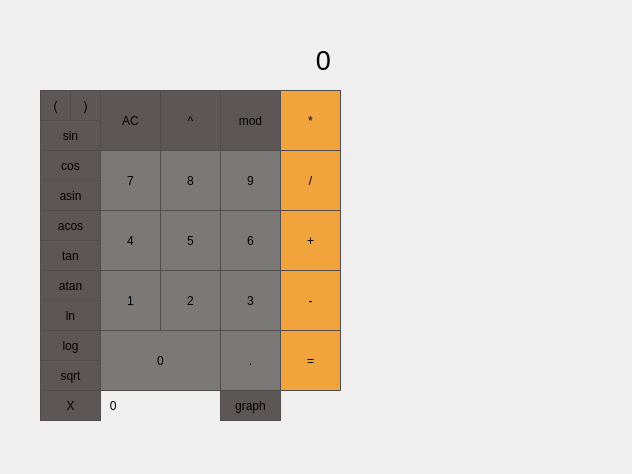
Qt form smart_calc_qt/mainwindow.ui (zzzhenekkk/smartcalc) before a commit.
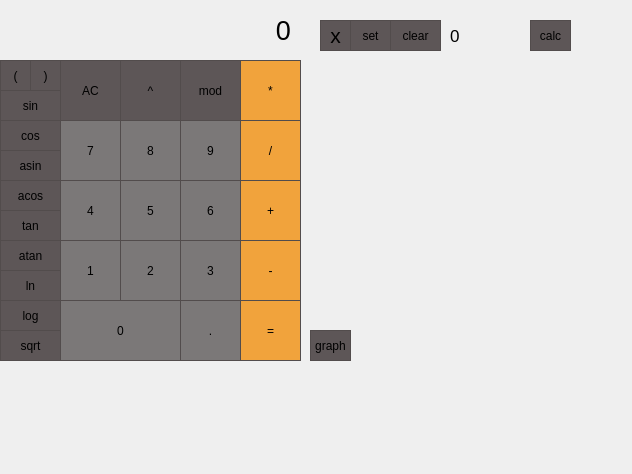
The same form after that commit.

Commit message: тестим одну фигню calc с x

Diff of the .ui file:
```diff
--- a/smart_calc_qt/mainwindow.ui
+++ b/smart_calc_qt/mainwindow.ui
@@ -20,8 +20,8 @@
    <widget class="QLabel" name="result_show">
     <property name="geometry">
      <rect>
-      <x>50</x>
-      <y>30</y>
+      <x>10</x>
+      <y>0</y>
       <width>281</width>
       <height>61</height>
      </rect>
@@ -48,8 +48,8 @@
    <widget class="QPushButton" name="pushButton_ac">
     <property name="geometry">
      <rect>
-      <x>100</x>
-      <y>90</y>
+      <x>60</x>
+      <y>60</y>
       <width>61</width>
       <height>61</height>
      </rect>
@@ -71,8 +71,8 @@
    <widget class="QPushButton" name="pushButton_pow">
     <property name="geometry">
      <rect>
-      <x>160</x>
-      <y>90</y>
+      <x>120</x>
+      <y>60</y>
       <width>61</width>
       <height>61</height>
      </rect>
@@ -94,8 +94,8 @@
    <widget class="QPushButton" name="pushButton_mod">
     <property name="geometry">
      <rect>
-      <x>220</x>
-      <y>90</y>
+      <x>180</x>
+      <y>60</y>
       <width>61</width>
       <height>61</height>
      </rect>
@@ -117,8 +117,8 @@
    <widget class="QPushButton" name="pushButton_mult">
     <property name="geometry">
      <rect>
-      <x>280</x>
-      <y>90</y>
+      <x>240</x>
+      <y>60</y>
       <width>61</width>
       <height>61</height>
      </rect>
@@ -140,8 +140,8 @@
    <widget class="QPushButton" name="pushButton_div">
     <property name="geometry">
      <rect>
-      <x>280</x>
-      <y>150</y>
+      <x>240</x>
+      <y>120</y>
       <width>61</width>
       <height>61</height>
      </rect>
@@ -163,8 +163,8 @@
    <widget class="QPushButton" name="pushButton_7">
     <property name="geometry">
      <rect>
-      <x>100</x>
-      <y>150</y>
+      <x>60</x>
+      <y>120</y>
       <width>61</width>
       <height>61</height>
      </rect>
@@ -186,8 +186,8 @@
    <widget class="QPushButton" name="pushButton_8">
     <property name="geometry">
      <rect>
-      <x>160</x>
-      <y>150</y>
+      <x>120</x>
+      <y>120</y>
       <width>61</width>
       <height>61</height>
      </rect>
@@ -209,8 +209,8 @@
    <widget class="QPushButton" name="pushButton_9">
     <property name="geometry">
      <rect>
-      <x>220</x>
-      <y>150</y>
+      <x>180</x>
+      <y>120</y>
       <width>61</width>
       <height>61</height>
      </rect>
@@ -232,8 +232,8 @@
    <widget class="QPushButton" name="pushButton_1">
     <property name="geometry">
      <rect>
-      <x>100</x>
-      <y>270</y>
+      <x>60</x>
+      <y>240</y>
       <width>61</width>
       <height>61</height>
      </rect>
@@ -255,8 +255,8 @@
    <widget class="QPushButton" name="pushButton_2">
     <property name="geometry">
      <rect>
-      <x>160</x>
-      <y>270</y>
+      <x>120</x>
+      <y>240</y>
       <width>61</width>
       <height>61</height>
      </rect>
@@ -278,8 +278,8 @@
    <widget class="QPushButton" name="pushButton_minus">
     <property name="geometry">
      <rect>
-      <x>280</x>
-      <y>270</y>
+      <x>240</x>
+      <y>240</y>
       <width>61</width>
       <height>61</height>
      </rect>
@@ -301,8 +301,8 @@
    <widget class="QPushButton" name="pushButton_4">
     <property name="geometry">
      <rect>
-      <x>100</x>
-      <y>210</y>
+      <x>60</x>
+      <y>180</y>
       <width>61</width>
       <height>61</height>
      </rect>
@@ -324,8 +324,8 @@
    <widget class="QPushButton" name="pushButton_3">
     <property name="geometry">
      <rect>
-      <x>220</x>
-      <y>270</y>
+      <x>180</x>
+      <y>240</y>
       <width>61</width>
       <height>61</height>
      </rect>
@@ -347,8 +347,8 @@
    <widget class="QPushButton" name="pushButton_plus">
     <property name="geometry">
      <rect>
-      <x>280</x>
-      <y>210</y>
+      <x>240</x>
+      <y>180</y>
       <width>61</width>
       <height>61</height>
      </rect>
@@ -370,8 +370,8 @@
    <widget class="QPushButton" name="pushButton_5">
     <property name="geometry">
      <rect>
-      <x>160</x>
-      <y>210</y>
+      <x>120</x>
+      <y>180</y>
       <width>61</width>
       <height>61</height>
      </rect>
@@ -393,8 +393,8 @@
    <widget class="QPushButton" name="pushButton_6">
     <property name="geometry">
      <rect>
-      <x>220</x>
-      <y>210</y>
+      <x>180</x>
+      <y>180</y>
       <width>61</width>
       <height>61</height>
      </rect>
@@ -416,8 +416,8 @@
    <widget class="QPushButton" name="pushButton_eq">
     <property name="geometry">
      <rect>
-      <x>280</x>
-      <y>330</y>
+      <x>240</x>
+      <y>300</y>
       <width>61</width>
       <height>61</height>
      </rect>
@@ -439,8 +439,8 @@
    <widget class="QPushButton" name="pushButton_0">
     <property name="geometry">
      <rect>
-      <x>100</x>
-      <y>330</y>
+      <x>60</x>
+      <y>300</y>
       <width>121</width>
       <height>61</height>
      </rect>
@@ -462,8 +462,8 @@
    <widget class="QPushButton" name="pushButton_dot">
     <property name="geometry">
      <rect>
-      <x>220</x>
-      <y>330</y>
+      <x>180</x>
+      <y>300</y>
       <width>61</width>
       <height>61</height>
      </rect>
@@ -485,8 +485,8 @@
    <widget class="QPushButton" name="pushButton_sin">
     <property name="geometry">
      <rect>
-      <x>40</x>
-      <y>120</y>
+      <x>0</x>
+      <y>90</y>
       <width>61</width>
       <height>31</height>
      </rect>
@@ -508,8 +508,8 @@
    <widget class="QPushButton" name="pushButton_cos">
     <property name="geometry">
      <rect>
-      <x>40</x>
-      <y>150</y>
+      <x>0</x>
+      <y>120</y>
       <width>61</width>
       <height>31</height>
      </rect>
@@ -531,8 +531,8 @@
    <widget class="QPushButton" name="pushButton_acos">
     <property name="geometry">
      <rect>
-      <x>40</x>
-      <y>210</y>
+      <x>0</x>
+      <y>180</y>
       <width>61</width>
       <height>31</height>
      </rect>
@@ -554,8 +554,8 @@
    <widget class="QPushButton" name="pushButton_asin">
     <property name="geometry">
      <rect>
-      <x>40</x>
-      <y>180</y>
+      <x>0</x>
+      <y>150</y>
       <width>61</width>
       <height>31</height>
      </rect>
@@ -577,8 +577,8 @@
    <widget class="QPushButton" name="pushButton_ln">
     <property name="geometry">
      <rect>
-      <x>40</x>
-      <y>300</y>
+      <x>0</x>
+      <y>270</y>
       <width>61</width>
       <height>31</height>
      </rect>
@@ -600,8 +600,8 @@
    <widget class="QPushButton" name="pushButton_log">
     <property name="geometry">
      <rect>
-      <x>40</x>
-      <y>330</y>
+      <x>0</x>
+      <y>300</y>
       <width>61</width>
       <height>31</height>
      </rect>
@@ -623,8 +623,8 @@
    <widget class="QPushButton" name="pushButton_atan">
     <property name="geometry">
      <rect>
-      <x>40</x>
-      <y>270</y>
+      <x>0</x>
+      <y>240</y>
       <width>61</width>
       <height>31</height>
      </rect>
@@ -646,8 +646,8 @@
    <widget class="QPushButton" name="pushButton_tan">
     <property name="geometry">
      <rect>
-      <x>40</x>
-      <y>240</y>
+      <x>0</x>
+      <y>210</y>
       <width>61</width>
       <height>31</height>
      </rect>
@@ -669,8 +669,8 @@
    <widget class="QPushButton" name="pushButton_ob">
     <property name="geometry">
      <rect>
-      <x>40</x>
-      <y>90</y>
+      <x>0</x>
+      <y>60</y>
       <width>31</width>
       <height>31</height>
      </rect>
@@ -692,8 +692,8 @@
    <widget class="QPushButton" name="pushButton_cb">
     <property name="geometry">
      <rect>
-      <x>70</x>
-      <y>90</y>
+      <x>30</x>
+      <y>60</y>
       <width>31</width>
       <height>31</height>
      </rect>
@@ -715,12 +715,17 @@
    <widget class="QPushButton" name="pushButton_x">
     <property name="geometry">
      <rect>
-      <x>40</x>
-      <y>390</y>
-      <width>61</width>
+      <x>320</x>
+      <y>20</y>
+      <width>31</width>
       <height>31</height>
      </rect>
     </property>
+    <property name="font">
+     <font>
+      <pointsize>16</pointsize>
+     </font>
+    </property>
     <property name="styleSheet">
      <string notr="true">QPushButton {
   background-color: rgb(93, 86, 87);
@@ -732,14 +737,14 @@
 }</string>
     </property>
     <property name="text">
-     <string>X</string>
+     <string>x</string>
     </property>
    </widget>
    <widget class="QPushButton" name="pushButton_sqrt">
     <property name="geometry">
      <rect>
-      <x>40</x>
-      <y>360</y>
+      <x>0</x>
+      <y>330</y>
       <width>61</width>
       <height>31</height>
      </rect>
@@ -761,28 +766,79 @@
    <widget class="QLabel" name="x_g">
     <property name="geometry">
      <rect>
-      <x>100</x>
-      <y>390</y>
-      <width>121</width>
+      <x>450</x>
+      <y>20</y>
+      <width>41</width>
       <height>31</height>
      </rect>
     </property>
+    <property name="font">
+     <font>
+      <pointsize>13</pointsize>
+     </font>
+    </property>
     <property name="styleSheet">
      <string notr="true">QPushButton {
-  background-color: rgb(236, 236, 236);
+  background-color: rgb(232, 231, 233);
   border: 1px solid rgb(82, 76, 76);
 }</string>
     </property>
     <property name="text">
-     <string>   0</string>
+     <string>0</string>
+    </property>
+   </widget>
+   <widget class="QPushButton" name="pushButton_set_x">
+    <property name="geometry">
+     <rect>
+      <x>350</x>
+      <y>20</y>
+      <width>41</width>
+      <height>31</height>
+     </rect>
+    </property>
+    <property name="styleSheet">
+     <string notr="true">QPushButton {
+  background-color: rgb(93, 86, 87);
+  border: 1px solid rgb(82, 76, 76);
+}
+QPushButton:pressed {
+    background-color: qlineargradient(x1: 0, y1: 0, x2: 0, y2: 1,
+                                      stop: 0 #BEBEBE, stop: 1 #D7D7D7);
+}</string>
+    </property>
+    <property name="text">
+     <string>set</string>
+    </property>
+   </widget>
+   <widget class="QPushButton" name="pushButton_clear_x">
+    <property name="geometry">
+     <rect>
+      <x>390</x>
+      <y>20</y>
+      <width>51</width>
+      <height>31</height>
+     </rect>
+    </property>
+    <property name="styleSheet">
+     <string notr="true">QPushButton {
+  background-color: rgb(93, 86, 87);
+  border: 1px solid rgb(82, 76, 76);
+}
+QPushButton:pressed {
+    background-color: qlineargradient(x1: 0, y1: 0, x2: 0, y2: 1,
+                                      stop: 0 #BEBEBE, stop: 1 #D7D7D7);
+}</string>
+    </property>
+    <property name="text">
+     <string>clear</string>
     </property>
    </widget>
    <widget class="QPushButton" name="pushButton_graph">
     <property name="geometry">
      <rect>
-      <x>220</x>
-      <y>390</y>
-      <width>61</width>
+      <x>310</x>
+      <y>330</y>
+      <width>41</width>
       <height>31</height>
      </rect>
     </property>
@@ -800,6 +856,29 @@
      <string>graph</string>
     </property>
    </widget>
+   <widget class="QPushButton" name="pushButton_calc_x">
+    <property name="geometry">
+     <rect>
+      <x>530</x>
+      <y>20</y>
+      <width>41</width>
+      <height>31</height>
+     </rect>
+    </property>
+    <property name="styleSheet">
+     <string notr="true">QPushButton {
+  background-color: rgb(93, 86, 87);
+  border: 1px solid rgb(82, 76, 76);
+}
+QPushButton:pressed {
+    background-color: qlineargradient(x1: 0, y1: 0, x2: 0, y2: 1,
+                                      stop: 0 #BEBEBE, stop: 1 #D7D7D7);
+}</string>
+    </property>
+    <property name="text">
+     <string>calc</string>
+    </property>
+   </widget>
   </widget>
  </widget>
  <resources/>
```
The commit also changes 377 other files.
